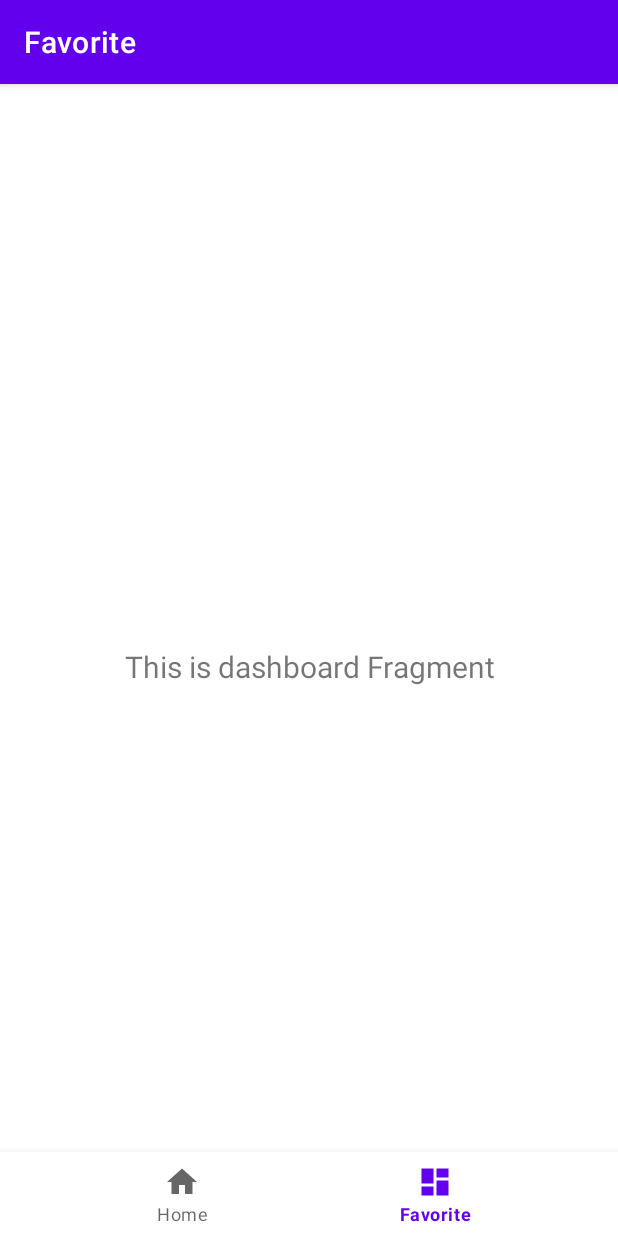
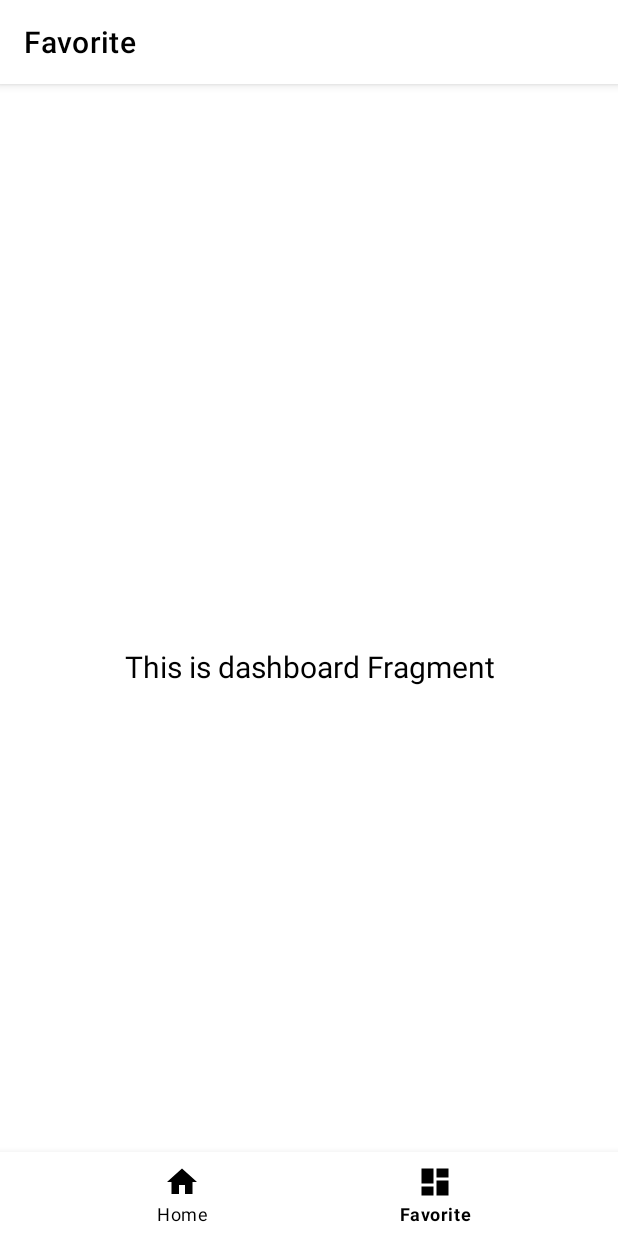
Before and after one commit to faniabdullah/pexels-videos-app, an Android app: the screen it shows after launch (MainActivity), item 2 of the bottom bar chosen, on a phone screen of 412 x 824 dp. Run offline under Robolectric (Android 15) with nearby library versions, the phone set to English and light mode, and no system bars; our stand-ins replace Dagger/Hilt's generated code, navigation-ui; pictures from the network do not load; 1 statement that could not run was skipped.

Commit message:
clean up

```diff
--- a/app/src/main/AndroidManifest.xml
+++ b/app/src/main/AndroidManifest.xml
@@ -3,6 +3,7 @@
     package="com.faniabdullah.pexels_video">
 
     <uses-permission android:name="android.permission.INTERNET" />
+
     <application
         android:name=".MyApplication"
         android:allowBackup="true"
@@ -11,6 +12,9 @@
         android:roundIcon="@mipmap/ic_launcher_round"
         android:supportsRtl="true"
         android:theme="@style/Theme.Vidio">
+        <activity
+            android:name=".DetailVideos"
+            android:exported="true" />
         <activity
             android:name=".MainActivity"
             android:exported="true">
--- a/app/src/main/java/com/faniabdullah/pexels_video/MainActivity.kt
+++ b/app/src/main/java/com/faniabdullah/pexels_video/MainActivity.kt
@@ -1,5 +1,6 @@
 package com.faniabdullah.pexels_video
 
+import android.graphics.Color
 import android.os.Bundle
 import androidx.appcompat.app.AppCompatActivity
 import androidx.navigation.findNavController
@@ -9,6 +10,9 @@ import androidx.navigation.ui.setupWithNavController
 import com.faniabdullah.pexels_video.databinding.ActivityMainBinding
 import com.google.android.material.bottomnavigation.BottomNavigationView
 import dagger.hilt.android.AndroidEntryPoint
+import android.graphics.drawable.ColorDrawable
+import androidx.appcompat.app.ActionBar
+
 
 @AndroidEntryPoint
 class MainActivity : AppCompatActivity() {
--- a/app/src/main/java/com/faniabdullah/pexels_video/data/local/entity/VideosEntity.kt
+++ b/app/src/main/java/com/faniabdullah/pexels_video/data/local/entity/VideosEntity.kt
@@ -1,9 +1,12 @@
 package com.faniabdullah.pexels_video.data.local.entity
 
+import android.os.Parcelable
 import androidx.room.Entity
 import androidx.room.PrimaryKey
+import kotlinx.parcelize.Parcelize
 
 @Entity
+@Parcelize
 data class VideosEntity(
     val user: String,
     val fileType: String? = null,
@@ -14,4 +17,4 @@ data class VideosEntity(
     val quality: String? = null,
     val height: Int? = null,
     val picturesItem: String? = null
-)
+) : Parcelable
--- a/app/src/main/java/com/faniabdullah/pexels_video/ui/adapter/Adapter.kt
+++ b/app/src/main/java/com/faniabdullah/pexels_video/ui/adapter/Adapter.kt
@@ -14,7 +14,9 @@ import com.faniabdullah.pexels_video.R
 import com.faniabdullah.pexels_video.data.local.entity.VideosEntity
 import com.faniabdullah.pexels_video.databinding.ItemVideoBinding
 
-class Adapter : RecyclerView.Adapter<Adapter.ListViewHolder>() {
+class Adapter(
+    private val onClick: (VideosEntity) -> Unit
+) : RecyclerView.Adapter<Adapter.ListViewHolder>() {
     private var data = ArrayList<VideosEntity>()
 
     @SuppressLint("NotifyDataSetChanged")
@@ -52,6 +54,9 @@ class Adapter : RecyclerView.Adapter<Adapter.ListViewHolder>() {
                         }
                     })
             }
+            itemView.setOnClickListener {
+                onClick(data)
+            }
         }
 
     }
--- a/app/src/main/java/com/faniabdullah/pexels_video/ui/home/HomeFragment.kt
+++ b/app/src/main/java/com/faniabdullah/pexels_video/ui/home/HomeFragment.kt
@@ -1,5 +1,6 @@
 package com.faniabdullah.pexels_video.ui.home
 
+import android.content.Intent
 import android.os.Bundle
 import android.view.LayoutInflater
 import android.view.View
@@ -8,6 +9,8 @@ import androidx.fragment.app.Fragment
 import androidx.fragment.app.viewModels
 import androidx.recyclerview.widget.LinearLayoutManager
 import androidx.recyclerview.widget.StaggeredGridLayoutManager
+import com.faniabdullah.pexels_video.DetailVideos
+import com.faniabdullah.pexels_video.data.local.entity.VideosEntity
 import com.faniabdullah.pexels_video.data.utils.Resource
 import com.faniabdullah.pexels_video.databinding.FragmentHomeBinding
 import com.faniabdullah.pexels_video.ui.adapter.Adapter
@@ -19,25 +22,32 @@ class HomeFragment : Fragment() {
     private val homeViewModel: HomeViewModel by viewModels()
     private var _binding: FragmentHomeBinding? = null
     private val binding get() = _binding as FragmentHomeBinding
-    private lateinit var videosAdapter: Adapter
+    private val videosAdapter: Adapter by lazy {
+        Adapter(::showDetail)
+    }
+
+    private fun showDetail(videosEntity: VideosEntity) {
+        val detailIntent = Intent(requireContext(), DetailVideos::class.java)
+        detailIntent.putExtra(DetailVideos.KEY_DETAIL_VIDEOS, videosEntity)
+        startActivity(detailIntent)
+    }
 
     override fun onCreateView(
         inflater: LayoutInflater,
         container: ViewGroup?,
         savedInstanceState: Bundle?
     ): View {
-
         _binding = FragmentHomeBinding.inflate(inflater, container, false)
         return binding.root
     }
 
     override fun onViewCreated(view: View, savedInstanceState: Bundle?) {
         super.onViewCreated(view, savedInstanceState)
-        videosAdapter = Adapter()
         binding.recyclerView.apply {
             adapter = videosAdapter
             layoutManager = StaggeredGridLayoutManager(2, LinearLayoutManager.VERTICAL)
         }
+
 
         homeViewModel.videos.observe(viewLifecycleOwner, {
             when (it) {
--- a/app/src/main/res/layout/activity_main.xml
+++ b/app/src/main/res/layout/activity_main.xml
@@ -11,6 +11,8 @@
         android:layout_height="wrap_content"
         android:layout_marginStart="0dp"
         android:layout_marginEnd="0dp"
+        app:itemTextColor="@color/black"
+        app:itemIconTint="@color/black"
         android:background="?android:attr/windowBackground"
         app:layout_constraintBottom_toBottomOf="parent"
         app:layout_constraintLeft_toLeftOf="parent"
--- a/app/src/main/res/values/themes.xml
+++ b/app/src/main/res/values/themes.xml
@@ -2,15 +2,24 @@
     <!-- Base application theme. -->
     <style name="Theme.Vidio" parent="Theme.MaterialComponents.DayNight.DarkActionBar">
         <!-- Primary brand color. -->
-        <item name="colorPrimary">@color/purple_500</item>
-        <item name="colorPrimaryVariant">@color/purple_700</item>
-        <item name="colorOnPrimary">@color/white</item>
+        <item name="colorPrimary">@color/white</item>
+        <item name="colorPrimaryVariant">@color/black</item>
+        <item name="colorOnPrimary">@color/black</item>
         <!-- Secondary brand color. -->
         <item name="colorSecondary">@color/teal_200</item>
         <item name="colorSecondaryVariant">@color/teal_700</item>
         <item name="colorOnSecondary">@color/black</item>
         <!-- Status bar color. -->
         <item name="android:statusBarColor" tools:targetApi="l">?attr/colorPrimaryVariant</item>
+        <item name="android:textColor">@color/black</item>
+
+        <item name="toolbarStyle">@style/CustomToolBarStyle</item>
         <!-- Customize your theme here. -->
     </style>
+
+    <style name="CustomToolBarStyle" parent="@style/Widget.AppCompat.Toolbar">
+        <item name="titleTextColor">@color/black</item>
+        <item name="backgroundColor">@color/white</item>
+    </style>
+
 </resources>
```
Also changed, not shown: app/src/main/java/com/faniabdullah/pexels_video/DetailVideos.kt (added, +93 -0 lines), app/src/main/res/layout/activity_detail_videos.xml (added, +18 -0 lines).
